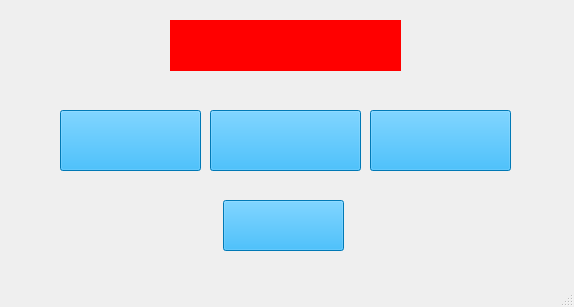
Qt form selectlevel.ui (zzzyx28/baoshimizhen) before a commit.
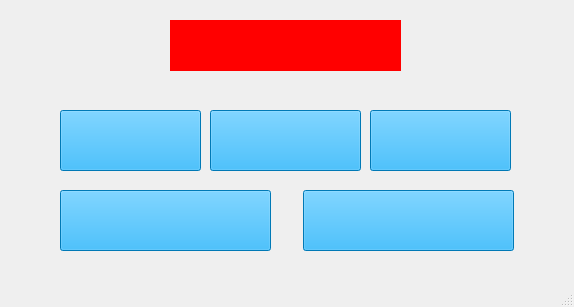
The same form after that commit.

```diff
--- a/selectlevel.ui
+++ b/selectlevel.ui
@@ -17,10 +17,10 @@
    <widget class="QPushButton" name="DoneB">
     <property name="geometry">
      <rect>
-      <x>223</x>
-      <y>200</y>
-      <width>121</width>
-      <height>51</height>
+      <x>303</x>
+      <y>190</y>
+      <width>211</width>
+      <height>61</height>
      </rect>
     </property>
     <property name="styleSheet">
@@ -94,6 +94,22 @@
      <string/>
     </property>
    </widget>
+   <widget class="QPushButton" name="level4B">
+    <property name="geometry">
+     <rect>
+      <x>60</x>
+      <y>190</y>
+      <width>211</width>
+      <height>61</height>
+     </rect>
+    </property>
+    <property name="styleSheet">
+     <string notr="true">background-color: rgb(0, 170, 255);</string>
+    </property>
+    <property name="text">
+     <string/>
+    </property>
+   </widget>
   </widget>
   <widget class="QMenuBar" name="menubar">
    <property name="geometry">
```
